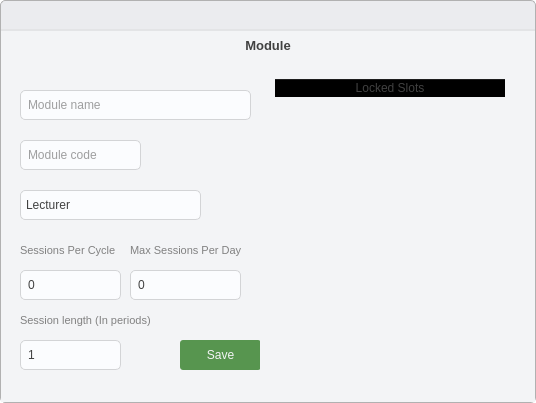
takundafarakeza/Timetable_Generator, file ui/add_module_dialog.ui: the form before one commit.
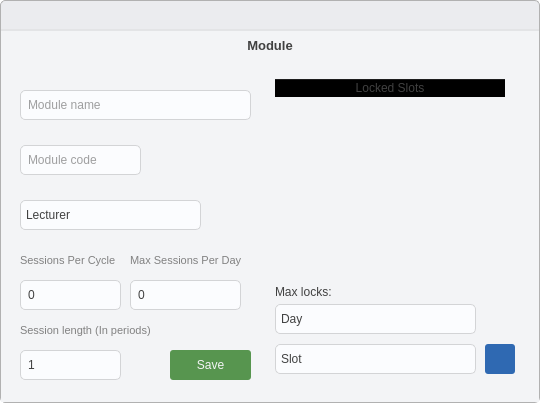
The form after the commit. Icons and pictures are not drawn.

Commit message: Beta Release

```diff
--- a/ui/add_module_dialog.ui
+++ b/ui/add_module_dialog.ui
@@ -6,7 +6,7 @@
    <rect>
     <x>0</x>
     <y>0</y>
-    <width>536</width>
+    <width>540</width>
     <height>403</height>
    </rect>
   </property>
@@ -155,7 +155,7 @@
            </property>
            <property name="sizeHint" stdset="0">
             <size>
-             <width>501</width>
+             <width>505</width>
              <height>20</height>
             </size>
            </property>
@@ -268,7 +268,7 @@
                <property name="geometry">
                 <rect>
                  <x>10</x>
-                 <y>270</y>
+                 <y>280</y>
                  <width>101</width>
                  <height>30</height>
                 </rect>
@@ -287,7 +287,7 @@
                <property name="geometry">
                 <rect>
                  <x>10</x>
-                 <y>170</y>
+                 <y>180</y>
                  <width>101</width>
                  <height>20</height>
                 </rect>
@@ -328,7 +328,7 @@
                <property name="geometry">
                 <rect>
                  <x>10</x>
-                 <y>120</y>
+                 <y>130</y>
                  <width>181</width>
                  <height>30</height>
                 </rect>
@@ -347,7 +347,7 @@
                <property name="geometry">
                 <rect>
                  <x>10</x>
-                 <y>240</y>
+                 <y>250</y>
                  <width>141</width>
                  <height>20</height>
                 </rect>
@@ -369,7 +369,7 @@
                <property name="geometry">
                 <rect>
                  <x>120</x>
-                 <y>170</y>
+                 <y>180</y>
                  <width>121</width>
                  <height>20</height>
                 </rect>
@@ -391,7 +391,7 @@
                <property name="geometry">
                 <rect>
                  <x>120</x>
-                 <y>200</y>
+                 <y>210</y>
                  <width>111</width>
                  <height>30</height>
                 </rect>
@@ -409,8 +409,8 @@
               <widget class="QPushButton" name="module_save">
                <property name="geometry">
                 <rect>
-                 <x>170</x>
-                 <y>270</y>
+                 <x>160</x>
+                 <y>280</y>
                  <width>81</width>
                  <height>30</height>
                 </rect>
@@ -432,7 +432,7 @@
                <property name="geometry">
                 <rect>
                  <x>10</x>
-                 <y>70</y>
+                 <y>75</y>
                  <width>121</width>
                  <height>30</height>
                 </rect>
@@ -451,7 +451,7 @@
                <property name="geometry">
                 <rect>
                  <x>10</x>
-                 <y>200</y>
+                 <y>210</y>
                  <width>101</width>
                  <height>30</height>
                 </rect>
@@ -494,7 +494,7 @@
                  <property name="minimumSize">
                   <size>
                    <width>0</width>
-                   <height>50</height>
+                   <height>100</height>
                   </size>
                  </property>
                  <property name="frameShape">
@@ -503,6 +503,148 @@
                  <property name="frameShadow">
                   <enum>QFrame::Shadow::Raised</enum>
                  </property>
+                 <widget class="QPushButton" name="module_lock_btn">
+                  <property name="geometry">
+                   <rect>
+                    <x>210</x>
+                    <y>60</y>
+                    <width>30</width>
+                    <height>30</height>
+                   </rect>
+                  </property>
+                  <property name="cursor">
+                   <cursorShape>PointingHandCursor</cursorShape>
+                  </property>
+                  <property name="focusPolicy">
+                   <enum>Qt::FocusPolicy::StrongFocus</enum>
+                  </property>
+                  <property name="layoutDirection">
+                   <enum>Qt::LayoutDirection::LeftToRight</enum>
+                  </property>
+                  <property name="styleSheet">
+                   <string notr="true">padding: 5px;
+background: #2F69B2;
+color: #F3F4F6;
+border-radius: 3px;</string>
+                  </property>
+                  <property name="text">
+                   <string/>
+                  </property>
+                  <property name="icon">
+                   <iconset resource="../assets/icons.qrc">
+                    <normaloff>:/icons/icons/plus.svg</normaloff>:/icons/icons/plus.svg</iconset>
+                  </property>
+                  <property name="iconSize">
+                   <size>
+                    <width>14</width>
+                    <height>14</height>
+                   </size>
+                  </property>
+                 </widget>
+                 <widget class="QComboBox" name="module_lock_slot_select">
+                  <property name="geometry">
+                   <rect>
+                    <x>0</x>
+                    <y>60</y>
+                    <width>201</width>
+                    <height>30</height>
+                   </rect>
+                  </property>
+                  <property name="minimumSize">
+                   <size>
+                    <width>0</width>
+                    <height>30</height>
+                   </size>
+                  </property>
+                  <property name="editable">
+                   <bool>false</bool>
+                  </property>
+                  <property name="placeholderText">
+                   <string>Slot</string>
+                  </property>
+                 </widget>
+                 <widget class="QComboBox" name="module_lock_day_select">
+                  <property name="geometry">
+                   <rect>
+                    <x>0</x>
+                    <y>20</y>
+                    <width>201</width>
+                    <height>30</height>
+                   </rect>
+                  </property>
+                  <property name="editable">
+                   <bool>false</bool>
+                  </property>
+                  <property name="currentText">
+                   <string/>
+                  </property>
+                  <property name="placeholderText">
+                   <string>Day</string>
+                  </property>
+                  <item>
+                   <property name="text">
+                    <string>1.1</string>
+                   </property>
+                  </item>
+                  <item>
+                   <property name="text">
+                    <string>1.2</string>
+                   </property>
+                  </item>
+                  <item>
+                   <property name="text">
+                    <string>2.1</string>
+                   </property>
+                  </item>
+                  <item>
+                   <property name="text">
+                    <string>2.2</string>
+                   </property>
+                  </item>
+                  <item>
+                   <property name="text">
+                    <string>3.1</string>
+                   </property>
+                  </item>
+                  <item>
+                   <property name="text">
+                    <string>3.2</string>
+                   </property>
+                  </item>
+                  <item>
+                   <property name="text">
+                    <string>4.1</string>
+                   </property>
+                  </item>
+                  <item>
+                   <property name="text">
+                    <string>4.2</string>
+                   </property>
+                  </item>
+                  <item>
+                   <property name="text">
+                    <string>5.1</string>
+                   </property>
+                  </item>
+                  <item>
+                   <property name="text">
+                    <string>5.2</string>
+                   </property>
+                  </item>
+                 </widget>
+                 <widget class="QLabel" name="max_locks_txt">
+                  <property name="geometry">
+                   <rect>
+                    <x>0</x>
+                    <y>0</y>
+                    <width>161</width>
+                    <height>16</height>
+                   </rect>
+                  </property>
+                  <property name="text">
+                   <string>Max locks:</string>
+                  </property>
+                 </widget>
                 </widget>
                </item>
               </layout>
```
Left out of the diff: 14 changed lines with no effect on the pictures. The commit also changes 1 other file.
